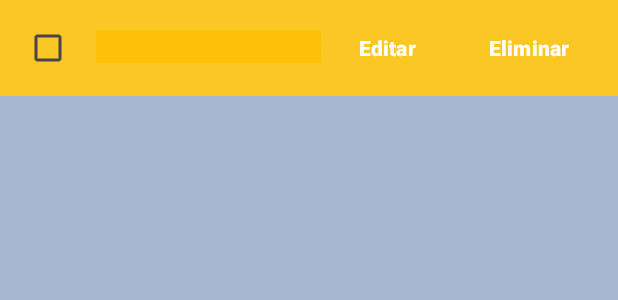
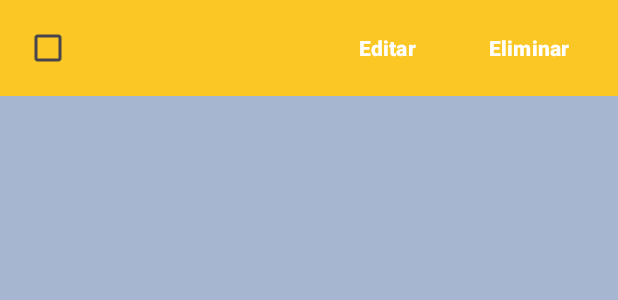
Before and after one commit to joyfelcastillo/To_Do_ListApp, an Android app: the layout item_task.xml on its own in the app's theme, with its tools: preview values and no code run, on a phone screen of 412 x 824 dp. Shown: the top 300 px of the screen. Run offline under Robolectric (Android 15) with nearby library versions, the phone set to English and light mode, and no system bars.

Commit message:
Em activity_main.xml adicione linha 20. Em item_task.xml moidifique cor linha 20.

```diff
--- a/app/src/main/res/layout/activity_main.xml
+++ b/app/src/main/res/layout/activity_main.xml
@@ -17,6 +17,7 @@
         android:hint="@string/New_Task"
         android:textColorHint="#FFFFFFFF"
         android:textStyle="bold"
+        android:gravity="center"
         app:layout_constraintEnd_toStartOf="@+id/btnAddTask"
         app:layout_constraintHorizontal_bias="0.687"
         app:layout_constraintStart_toStartOf="parent"
--- a/app/src/main/res/layout/item_task.xml
+++ b/app/src/main/res/layout/item_task.xml
@@ -17,7 +17,7 @@
         android:id="@+id/tvTaskTitle"
         android:layout_width="0dp"
         android:layout_height="wrap_content"
-        android:background="@color/laranja_medio"
+        android:background="@color/background_app"
         android:layout_weight="1"
         android:textSize="16sp" />
 
--- a/app/src/main/res/values/colors.xml
+++ b/app/src/main/res/values/colors.xml
@@ -7,6 +7,6 @@
     <color name="laranja">#FF9800</color>
     <color name="laranja_medio">#FFC107</color>
 
-    <color name="hint_edit">#6E6B6B</color>
+    <color name="hint_edit">#FFFFFFFF</color>
     <color name="background_recycleview">#DBD493</color>
 </resources>
```
